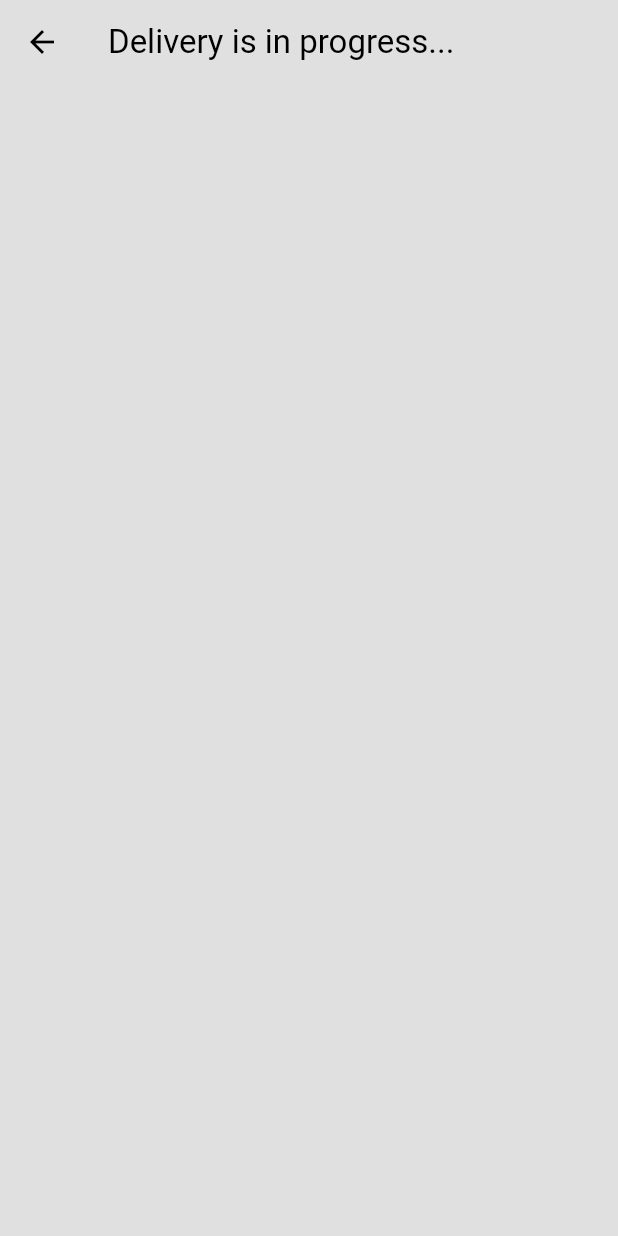
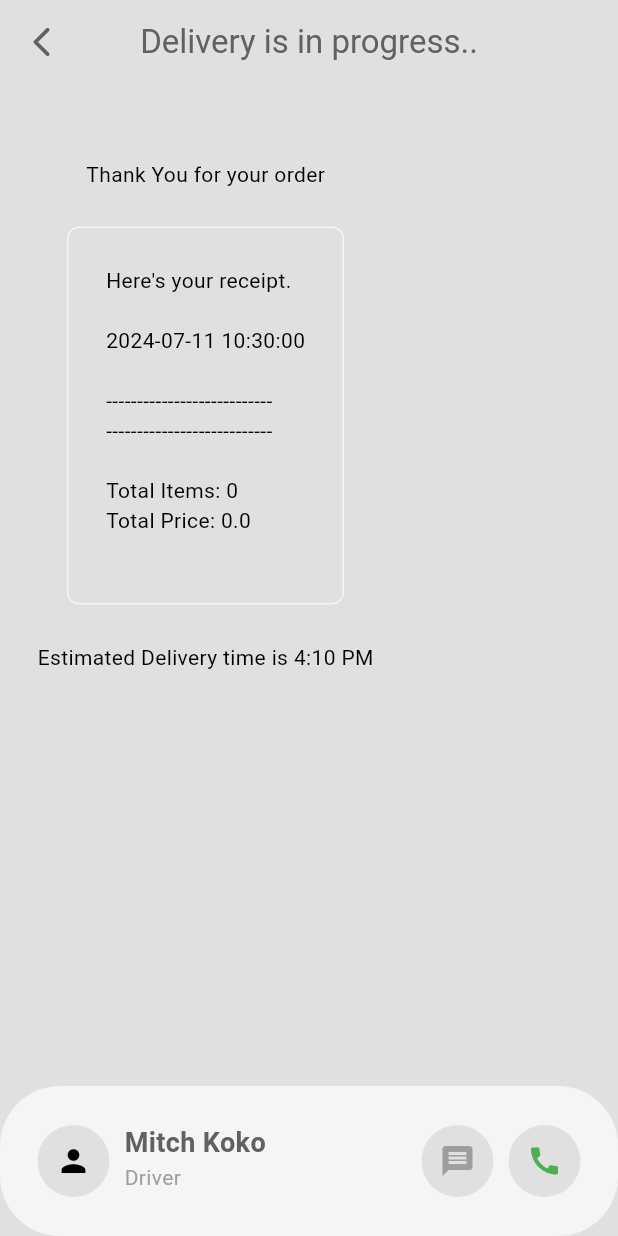
Before and after one commit to UmerMujtaba/Food-Delivery-Application, a Flutter app: the DeliveryProgressPage screen opened directly, on a phone screen of 412 x 824 dp. Run offline on Flutter 3.47's test engine with Material 3 defaults, Android fonts, the phone set to English and light mode, and no system bars; our stand-ins replace flutter_credit_card.

Commit message:
My receipt, delivery page done

```diff
--- a/lib/components/my_receipt.dart
+++ b/lib/components/my_receipt.dart
@@ -0,0 +1,36 @@
+import 'package:flutter/material.dart';
+import 'package:food_delivery_app/model/restaurants.dart';
+import 'package:provider/provider.dart';
+
+class MyReceipt extends StatelessWidget {
+  const MyReceipt({Key? key}) : super(key: key);
+
+  @override
+  Widget build(BuildContext context) {
+    return Padding(
+      padding: EdgeInsets.only(left: 25, right: 25, bottom: 25, top: 50),
+      child: Column(
+        children: [
+          Text('Thank You for your order'),
+          SizedBox(height: 25),
+          Container(
+            decoration: BoxDecoration(
+              border: Border.all(
+                color: Theme.of(context).colorScheme.secondary,
+              ),
+              borderRadius: BorderRadius.circular(8),
+            ),
+            padding: EdgeInsets.all(25),
+            child: Consumer<Restaurant>(
+              builder: (context, restaurant, child) => Text(
+                restaurant.displayCartReceipt(),
+              ),
+            ),
+          ),
+          SizedBox(height: 25),
+          Text('Estimated Delivery time is 4:10 PM'),
+        ],
+      ),
+    );
+  }
+}
--- a/lib/model/restaurants.dart
+++ b/lib/model/restaurants.dart
@@ -2,6 +2,9 @@ import 'package:collection/collection.dart';
 import 'package:flutter/foundation.dart';
 import 'package:food_delivery_app/model/cart_item.dart';
 import 'package:food_delivery_app/model/food.dart';
+import 'dart:convert';
+
+import 'package:intl/intl.dart';
 
 class Restaurant extends ChangeNotifier {
   final List<Food> _menu = [
@@ -302,7 +305,9 @@ class Restaurant extends ChangeNotifier {
 G E T T E R S
 */
   List<Food> get menu => _menu;
+
   List<CartItem> get cart => _cart;
+
 /*
 O P E R A T O R S
 */
@@ -378,12 +383,50 @@ O P E R A T O R S
 
 /*
 H E L P E R S
-// generate receipt
+*/
 
+//generate receipts
+  String displayCartReceipt() {
+    final receipt = StringBuffer();
+    receipt.writeln("Here\'s your receipt.");
+    receipt.writeln();
+
+    String formattedDate =
+        DateFormat('yyyy-MM-dd HH:mm:ss').format(DateTime.now());
+
+    receipt.writeln(formattedDate);
+    receipt.writeln();
+    receipt.writeln("---------------------------");
+
+    for (final cartItem in _cart) {
+      receipt.writeln(
+          "${cartItem.quantity} X ${cartItem.food.name} - ${_formatPrice(cartItem.food.price)}");
+      if (cartItem.selectedAddons.isNotEmpty) {
+        receipt.writeln(
+            "       Add-ons: ${_formatAddons(cartItem.selectedAddons)}");
+      }
+      receipt.writeln();
+    }
+
+    receipt.writeln("---------------------------");
+    receipt.writeln();
+    receipt.writeln("Total Items: ${getTotalItemCount()}");
+    receipt.writeln("Total Price: ${getTotalPrice()}");
+
+    return receipt.toString();
+  }
+
+// format double value into money
+  String _formatPrice(double price) {
+    return "\$${price.toStringAsFixed(2)}";
+  }
 
 //format double value into money
-
+  String _formatAddons(List<Addon> addons) {
+    return addons
+        .map((addon) => "${addon.name} (${_formatPrice(addon.price)})")
+        .join(", ");
+  }
 
 //format list of addons into a string summary
-*/
 }
--- a/lib/pages/delivery_progress_page.dart
+++ b/lib/pages/delivery_progress_page.dart
@@ -1,4 +1,5 @@
 import 'package:flutter/material.dart';
+import 'package:food_delivery_app/components/my_receipt.dart';
 
 class DeliveryProgressPage extends StatelessWidget {
   const DeliveryProgressPage({Key? key}) : super(key: key);
@@ -7,7 +8,102 @@ class DeliveryProgressPage extends StatelessWidget {
   Widget build(BuildContext context) {
     return Scaffold(
       appBar: AppBar(
-        title: Text('Delivery is in progress...'),
+        title: Text('Delivery is in progress..'),
+        backgroundColor: Colors.transparent,
+        foregroundColor: Theme.of(context).colorScheme.inversePrimary,
+        leading: IconButton(
+          icon: Icon(Icons.arrow_back_ios_rounded),
+          onPressed: () {
+            Navigator.pop(context);
+          },
+        ),
+        centerTitle: true,
+      ),
+      body: Column(
+        children: [
+          MyReceipt(),
+        ],
+      ),
+      bottomNavigationBar: _buildBottomNavigationBar(context),
+    );
+  }
+
+  Widget _buildBottomNavigationBar(BuildContext context) {
+    return Container(
+      height: 100,
+      decoration: BoxDecoration(
+        color: Theme.of(context).colorScheme.secondary,
+        borderRadius: BorderRadius.circular(40),
+      ),
+      child: Padding(
+        padding: const EdgeInsets.all(25.0),
+        child: Row(
+          children: [
+            Container(
+              decoration: BoxDecoration(
+                color: Theme.of(context).colorScheme.surface,
+                shape: BoxShape.circle,
+              ),
+              child: IconButton(
+                icon: Icon(Icons.person),
+                onPressed: () {},
+              ),
+            ),
+            SizedBox(width: 10),
+            Column(
+              crossAxisAlignment: CrossAxisAlignment.start,
+              children: [
+                Text(
+                  'Mitch Koko',
+                  style: TextStyle(
+                    fontWeight: FontWeight.bold,
+                    fontSize: 18,
+                    color: Theme.of(context).colorScheme.inversePrimary,
+                  ),
+                ),
+                Text(
+                  "Driver",
+                  style:
+                      TextStyle(color: Theme.of(context).colorScheme.primary),
+                )
+              ],
+            ),
+            Spacer(),
+            Row(
+              children: [
+                //message button
+                Container(
+                  decoration: BoxDecoration(
+                    color: Theme.of(context).colorScheme.surface,
+                    shape: BoxShape.circle,
+                  ),
+                  child: IconButton(
+                    icon: Icon(
+                      Icons.message,
+                      color: Theme.of(context).colorScheme.primary,
+                    ),
+                    onPressed: () {},
+                  ),
+                ),
+                SizedBox(width: 10),
+                //call button
+                Container(
+                  decoration: BoxDecoration(
+                    color: Theme.of(context).colorScheme.surface,
+                    shape: BoxShape.circle,
+                  ),
+                  child: IconButton(
+                    icon: Icon(
+                      Icons.call,
+                      color: Colors.green,
+                    ),
+                    onPressed: () {},
+                  ),
+                ),
+              ],
+            )
+          ],
+        ),
       ),
     );
   }
--- a/pubspec.yaml
+++ b/pubspec.yaml
@@ -38,6 +38,7 @@ dependencies:
   provider: ^6.1.2
   collection: ^1.18.0
   flutter_credit_card: ^4.0.1
+  intl: ^0.19.0
 
 dev_dependencies:
   flutter_test:
```
Also changed, not shown: pubspec.lock.
